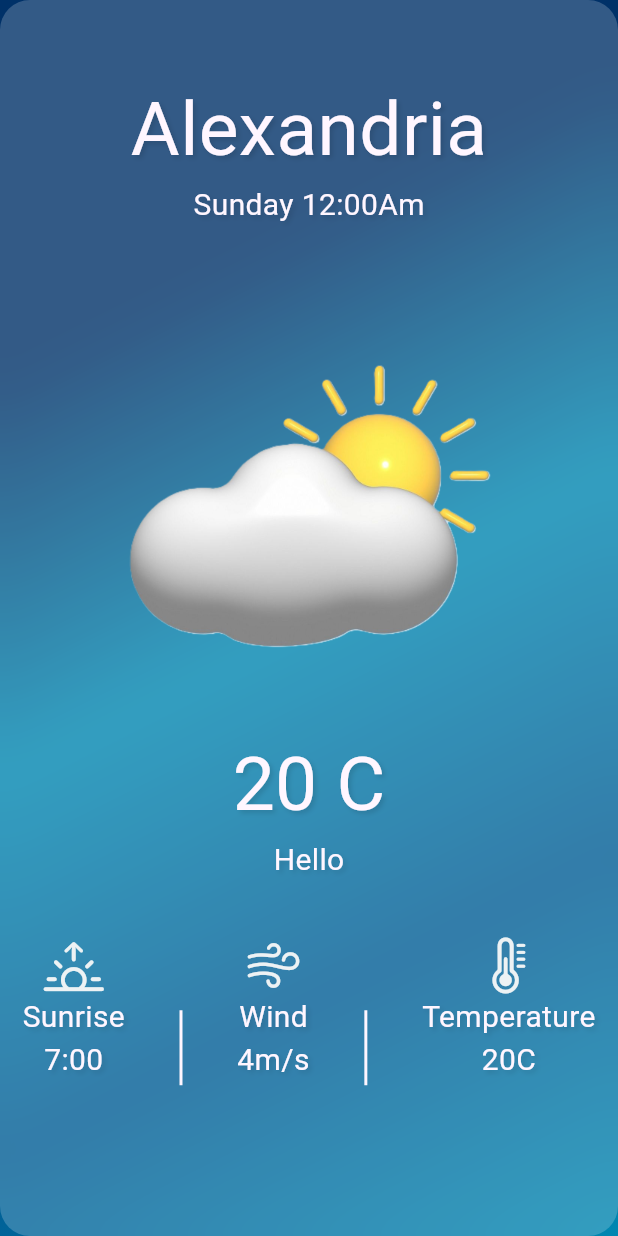
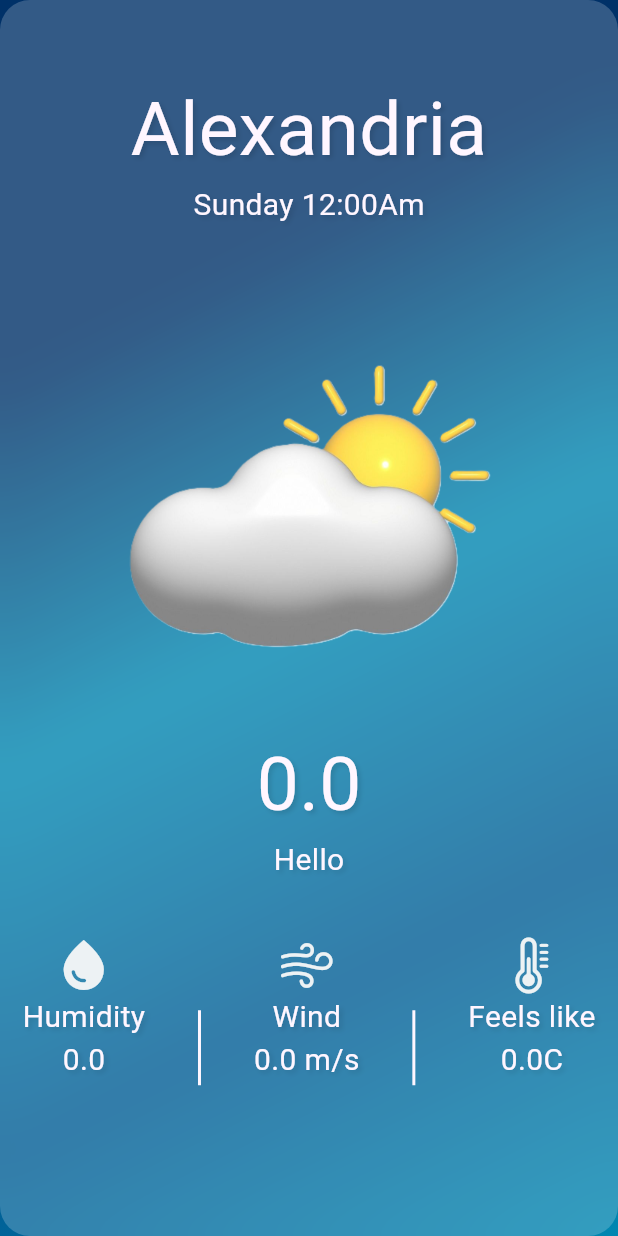
Before and after one commit to malakelsayed2/weather_app, a Flutter app: the screen it shows after launch, on a phone screen of 412 x 824 dp. Run offline on Flutter 3.47's test engine with Material 3 defaults, Android fonts, the phone set to English and light mode, and no system bars; our stand-ins replace google_fonts; network calls fail; Roboto replaces fonts that are missing (Yaldevi).

Commit message:
got weather info by API

```diff
--- a/lib/view/screens/weather_info.dart
+++ b/lib/view/screens/weather_info.dart
@@ -1,12 +1,73 @@
+import 'dart:convert';
 import 'dart:ui';
 import 'package:flutter/cupertino.dart';
 import 'package:flutter/material.dart';
+import 'package:http/http.dart' as http;
 import 'package:weather_app/view/widgets/custom_text.dart';
 import 'package:weather_app/view/widgets/custom_weather_details.dart';
 import '../widgets/custom_vertical_spacer.dart';
 
-class WeatherInfo extends StatelessWidget {
+class WeatherInfo extends StatefulWidget {
   const WeatherInfo({super.key});
+
+  @override
+  State<WeatherInfo> createState() => _WeatherInfoState();
+}
+
+class _WeatherInfoState extends State<WeatherInfo> {
+
+  double lon = 0 ;
+  double lat = 0 ;
+  double temp = 0;
+  double feelsLike = 0 ;
+  double humidity = 0 ;
+  double windSpeed = 0 ;
+
+  Future getCityLocation()async{
+    final uri = 'http://api.openweathermap.org/geo/1.0/direct?q=London&limit=1&appid={API ID}' ;
+    final url = Uri.parse(uri) ;
+    final response = await http.get(url) ;
+    final json = jsonDecode(response.body) ;
+    final city = json[0] ;
+    lat = city['lat'] ;
+    lon = city['lon'];
+
+    print(lon);
+    print(lat) ;
+
+    getWeather() ;
+  }
+
+  Future getWeather()async {
+    final uri = 'https://api.openweathermap.org/data/2.5/weather?lat=$lat&lon=$lon&units=metric&appid=58f1fae51c492533c9d5584fb8b06964' ;
+    final url = Uri.parse(uri) ;
+    final response = await http.get(url) ;
+    final json = jsonDecode(response.body) as Map;
+
+    temp = (json['main']['temp'] as num).toDouble();
+    feelsLike = (json['main']['feels_like'] as num).toDouble();
+    humidity = (json['main']['humidity'] as num).toDouble();
+    windSpeed = (json['wind']['speed'] as num).toDouble();
+
+    print(temp) ;
+    print(feelsLike) ;
+    print(humidity) ;
+    print(windSpeed) ;
+  }
+
+
+  @override
+  void initState() {
+    super.initState();
+    print("Widget initialized!");
+    getCityLocation() ;
+  }
+
+  @override
+  void dispose() {
+    // TODO: implement dispose
+    super.dispose();
+  }
 
   @override
   Widget build(BuildContext context) {
@@ -46,7 +107,7 @@ class WeatherInfo extends StatelessWidget {
                         image: AssetImage("assets/images/cloud.png"),
                         height: 300,
                       ),
-                      const CustomText(text: "20 C", fontSize: 50),
+                       CustomText(text: temp.toString(), fontSize: 50),
                       const CustomText(text: "Hello", fontSize: 20),
                       const Spacer(),
                       SizedBox(
@@ -54,22 +115,22 @@ class WeatherInfo extends StatelessWidget {
                         child: Row(
                           mainAxisAlignment: MainAxisAlignment.spaceBetween,
                           crossAxisAlignment: CrossAxisAlignment.center,
-                          children: const [
+                          children: [
                             CustomWeatherDetails(
-                              type: "Sunrise",
-                              measure: "7:00",
-                              icon: CupertinoIcons.sunrise,
+                              type: "Humidity",
+                              measure: humidity.toString(),
+                              icon: Icons.water_drop,
                             ),
                             CustomVerticalSpacer(),
                             CustomWeatherDetails(
                               type: "Wind",
-                              measure: "4m/s",
+                              measure: "${windSpeed.toString()} m/s",
                               icon: CupertinoIcons.wind,
                             ),
                             CustomVerticalSpacer(),
                             CustomWeatherDetails(
-                              type: "Temperature",
-                              measure: "20C",
+                              type: "Feels like",
+                              measure: "${feelsLike.toString()}C",
                               icon: CupertinoIcons.thermometer,
                             ),
                           ],
--- a/pubspec.yaml
+++ b/pubspec.yaml
@@ -36,6 +36,7 @@ dependencies:
   # The following adds the Cupertino Icons font to your application.
   # Use with the CupertinoIcons class for iOS style icons.
   cupertino_icons: ^1.0.8
+  http: ^1.5.0
 
 dev_dependencies:
   flutter_test:
```
Also changed, not shown: assets/images/cloud.jpg (deleted), assets/images/cloudImage.svg (deleted), assets/images/weather.png (deleted), pubspec.lock.
